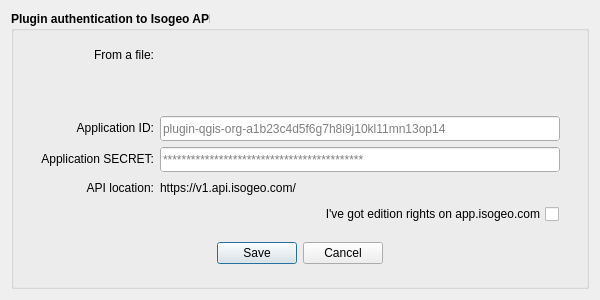
isogeo/isogeo-plugin-qgis, file ui/auth/ui_authentication.ui: the form before one commit.
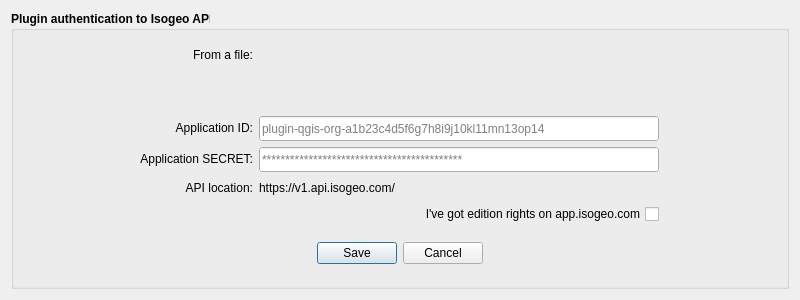
The form after the commit. Icons and pictures are not drawn. Custom widgets are drawn as their Qt base class.

Commit message: #451 Fixe authentication dialog dimensions

```diff
--- a/ui/auth/ui_authentication.ui
+++ b/ui/auth/ui_authentication.ui
@@ -7,7 +7,7 @@
    <rect>
     <x>0</x>
     <y>0</y>
-    <width>600</width>
+    <width>800</width>
     <height>300</height>
    </rect>
   </property>
@@ -19,13 +19,13 @@
   </property>
   <property name="minimumSize">
    <size>
-    <width>600</width>
+    <width>800</width>
     <height>300</height>
    </size>
   </property>
   <property name="maximumSize">
    <size>
-    <width>800</width>
+    <width>803</width>
     <height>300</height>
    </size>
   </property>
```
The commit also changes 1 other file.
